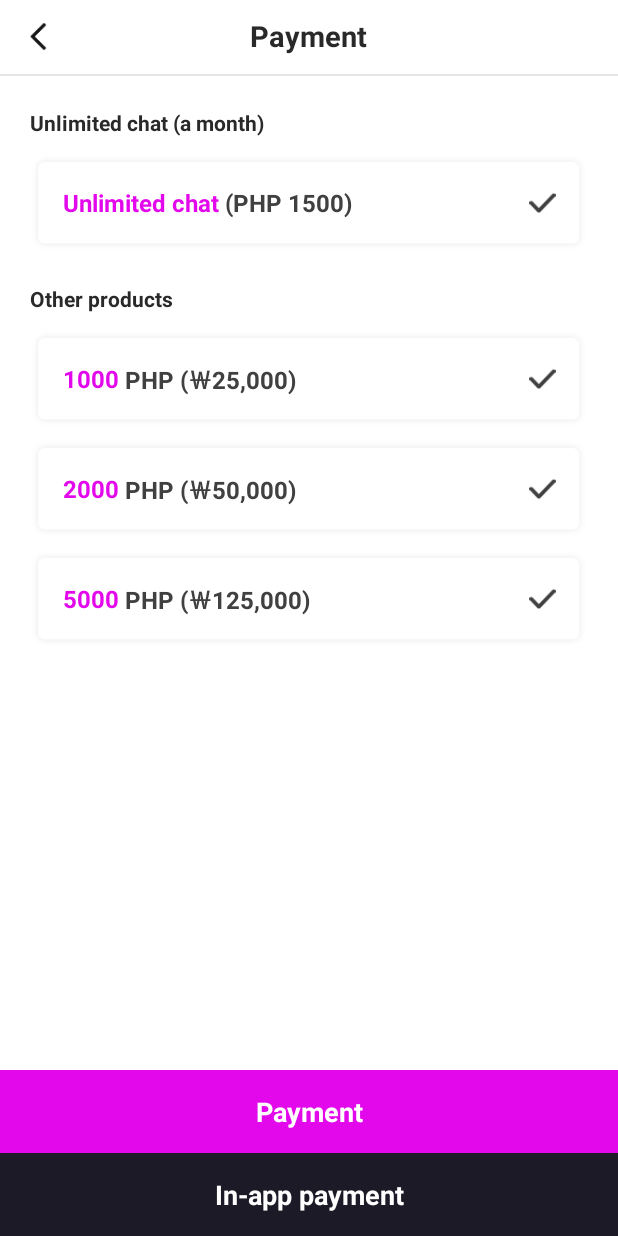
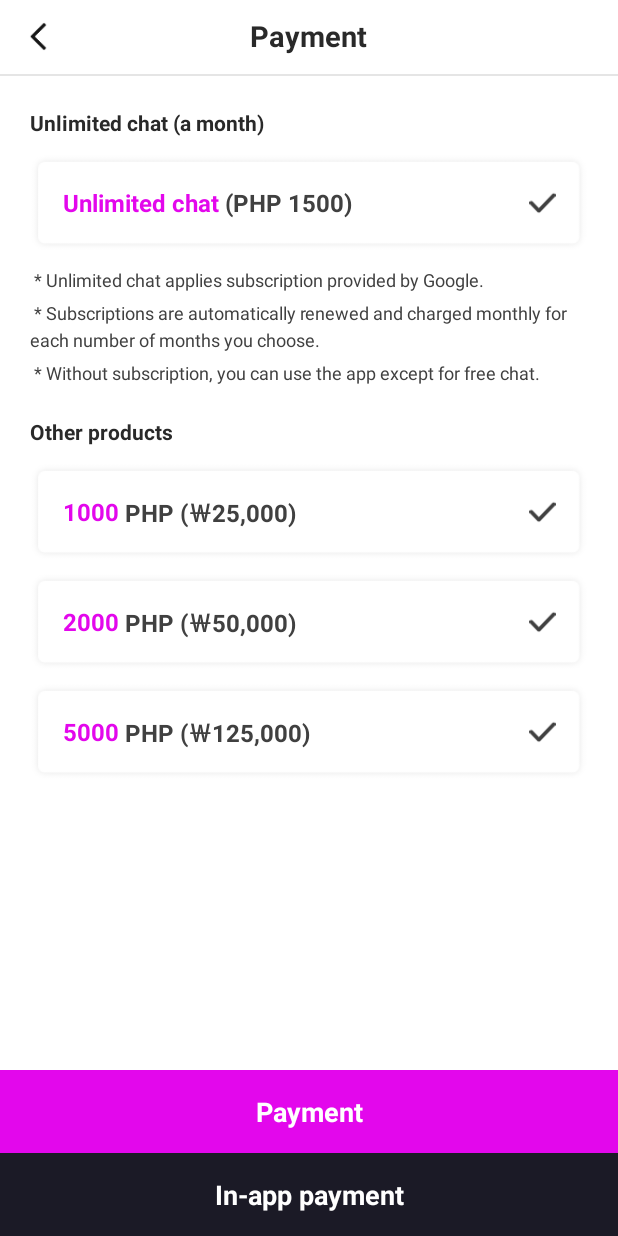
Before and after one commit to puch93/KITA, an Android app: the layout activity_payment.xml on its own in the app's theme, with its tools: preview values and no code run, on a phone screen of 412 x 824 dp. Run offline under Robolectric (Android 15) with nearby library versions, the phone set to English and light mode, and no system bars.

Commit message:
2020-06-15 commit

```diff
--- a/app/build.gradle
+++ b/app/build.gradle
@@ -23,9 +23,9 @@ android {
         applicationId "kr.co.core.kita"
         minSdkVersion 19
         targetSdkVersion 28
-        versionCode 3
+        versionCode 4
         multiDexEnabled true
-        versionName "1.0.1"
+        versionName "1.0.2"
         testInstrumentationRunner "androidx.test.runner.AndroidJUnitRunner"
     }
 
@@ -78,6 +78,7 @@ dependencies {
     implementation 'com.facebook.android:facebook-login:5.15.3'
     implementation 'com.android.billingclient:billing:2.2.0'
     implementation 'com.zhihu.android:matisse:0.5.3-beta3'
+    implementation "com.android.support:support-emoji:28.0.0"
 
     /* 네이버 로그인 */
     implementation files('libs/naveridlogin_android_sdk_4.2.5.aar')
--- a/app/src/main/java/kr/co/core/kita/activity/CallHistoryAct.java
+++ b/app/src/main/java/kr/co/core/kita/activity/CallHistoryAct.java
@@ -79,7 +79,7 @@ public class CallHistoryAct extends AppCompatActivity {
                                 String vc_refidx = StringUtil.getStr(job, "vc_refidx");
                                 String p_image1 = StringUtil.getStr(job, "p_image1");
                                 String nick = StringUtil.getStr(job, "nick");
-                                String intro = StringUtil.getStr(job, "intro");
+                                String intro = Common.decodeEmoji(StringUtil.getStr(job, "intro"));
                                 String loginYN = StringUtil.getStr(job, "loginYN");
                                 String location = StringUtil.getStr(job, "location");
 
--- a/app/src/main/java/kr/co/core/kita/activity/HomeLocationAct.java
+++ b/app/src/main/java/kr/co/core/kita/activity/HomeLocationAct.java
@@ -103,9 +103,10 @@ public class HomeLocationAct extends AppCompatActivity {
                                 String loginYN = StringUtil.getStr(job, "loginYN");
                                 String p_image1 = StringUtil.getStr(job, "p_image1");
                                 String nick = StringUtil.getStr(job, "nick");
-                                String intro = StringUtil.getStr(job, "intro");
+                                String intro = Common.decodeEmoji(StringUtil.getStr(job, "intro"));
                                 list.add(new HomeMemberData(idx, nick, intro, p_image1, loginYN.equalsIgnoreCase("Y")));
                             }
+
                             act.runOnUiThread(new Runnable() {
                                 @Override
                                 public void run() {
--- a/app/src/main/java/kr/co/core/kita/activity/SplashAct.java
+++ b/app/src/main/java/kr/co/core/kita/activity/SplashAct.java
@@ -314,8 +314,10 @@ public class SplashAct extends AppCompatActivity {
                         } else {
 //                            Common.showToast(act, StringUtil.getStr(jo, "value"));
                             Log.i(StringUtil.TAG, "msg: " + StringUtil.getStr(jo, "value"));
-                            Common.showToast(act, "Login failed");
-
+                            Common.showToast(act, "Auto Login failed");
+                            AppPreference.setProfilePrefBool(act, AppPreference.PREF_AUTO_LOGIN_STATE, false);
+                            startActivity(new Intent(act, LoginAct.class));
+                            finish();
                         }
 
                     } catch (JSONException e) {
--- a/app/src/main/java/kr/co/core/kita/activity/TalkDetailAct.java
+++ b/app/src/main/java/kr/co/core/kita/activity/TalkDetailAct.java
@@ -198,7 +198,7 @@ public class TalkDetailAct extends BaseAct implements View.OnClickListener {
                                     binding.imagePager.setAdapter(imagePagerAdapter);
                                     binding.pageIndicator.attachTo(binding.imagePager);
 
-                                    binding.tvContents.setText(StringUtil.getStr(job, "content"));
+                                    binding.tvContents.setText(Common.decodeEmoji(StringUtil.getStr(job, "content")));
                                     binding.tvRegDate.setText(StringUtil.converTime(StringUtil.getStr(job, "tb_regdate"), "yyyy.MM.dd hh:mm"));
                                     binding.tvCountComment.setText(StringUtil.getStr(job, "tb_commentcnt"));
 
--- a/app/src/main/java/kr/co/core/kita/firebase/MyFirebaseMessagingService.java
+++ b/app/src/main/java/kr/co/core/kita/firebase/MyFirebaseMessagingService.java
@@ -33,6 +33,7 @@ import kr.co.core.kita.server.ReqBasic;
 import kr.co.core.kita.server.netUtil.HttpResult;
 import kr.co.core.kita.server.netUtil.NetUrls;
 import kr.co.core.kita.util.AppPreference;
+import kr.co.core.kita.util.Common;
 import kr.co.core.kita.util.StringUtil;
 
 public class MyFirebaseMessagingService extends FirebaseMessagingService {
@@ -168,6 +169,7 @@ public class MyFirebaseMessagingService extends FirebaseMessagingService {
         return msg.matches(reg);
     }
 
+
     private void sendChattingNotification(JSONObject jo) {
         String msg_from = StringUtil.getStr(jo, "msg_from");
         String gender = StringUtil.getStr(jo, "gender");
@@ -178,7 +180,7 @@ public class MyFirebaseMessagingService extends FirebaseMessagingService {
         String nick = StringUtil.getStr(jo, "nick");
         String type = StringUtil.getStr(jo, "type");
         String target_idx = StringUtil.getStr(jo, "target_idx");
-        String message = StringUtil.getStr(jo, "message");
+        String message = Common.decodeEmoji(StringUtil.getStr(jo, "message"));
         String sender_img = StringUtil.getStr(jo, "sender_img");
 
         String title = nick + "'s Chat";
--- a/app/src/main/res/layout/activity_payment.xml
+++ b/app/src/main/res/layout/activity_payment.xml
@@ -101,6 +101,39 @@
                     android:src="@drawable/sel_popup_region_check" />
             </LinearLayout>
         </FrameLayout>
+
+        <TextView
+            android:layout_width="wrap_content"
+            android:layout_height="wrap_content"
+            android:layout_marginTop="10dp"
+            android:lineSpacingExtra="4dp"
+            android:textColor="@color/color_404040"
+            android:layout_marginLeft="20dp"
+            android:layout_marginRight="20dp"
+            android:textSize="12dp"
+            android:text=" * Unlimited chat applies subscription provided by Google." />
+
+        <TextView
+            android:layout_width="wrap_content"
+            android:layout_height="wrap_content"
+            android:layout_marginTop="5dp"
+            android:lineSpacingExtra="4dp"
+            android:textColor="@color/color_404040"
+            android:layout_marginLeft="20dp"
+            android:layout_marginRight="20dp"
+            android:textSize="12dp"
+            android:text=" * Subscriptions are automatically renewed and charged monthly for each number of months you choose." />
+
+        <TextView
+            android:layout_width="wrap_content"
+            android:layout_height="wrap_content"
+            android:layout_marginTop="5dp"
+            android:lineSpacingExtra="4dp"
+            android:textColor="@color/color_404040"
+            android:layout_marginLeft="20dp"
+            android:layout_marginRight="20dp"
+            android:textSize="12dp"
+            android:text=" * Without subscription, you can use the app except for free chat." />
 
 
         <TextView
```
Also changed, not shown: app/src/main/java/kr/co/core/kita/activity/ChatAct.java (+34 -16 lines), app/src/main/java/kr/co/core/kita/activity/EditProfileAct.java (+10 -2 lines), app/src/main/java/kr/co/core/kita/activity/PaymentAct.java (+11 -19 lines), app/src/main/java/kr/co/core/kita/activity/TalkUploadAct.java (+8 -1 lines), app/src/main/java/kr/co/core/kita/fragment/ChatFrag.java (+9 -2 lines), app/src/main/java/kr/co/core/kita/fragment/HomeNewestFrag.java (+44 -18 lines), app/src/main/java/kr/co/core/kita/fragment/HomePopularFrag.java (+27 -19 lines), app/src/main/java/kr/co/core/kita/fragment/TalkSubFrag.java (+22 -13 lines), app/src/main/java/kr/co/core/kita/util/Common.java (+13 -0 lines), app/src/main/java/kr/co/core/kita/util/CustomApplication.java (+7 -5 lines), app/src/main/res/layout/activity_chat.xml (+15 -14 lines).
